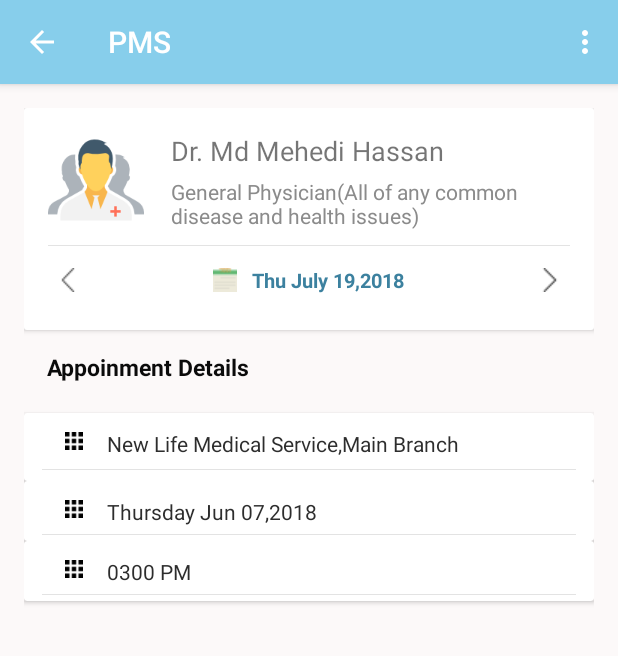
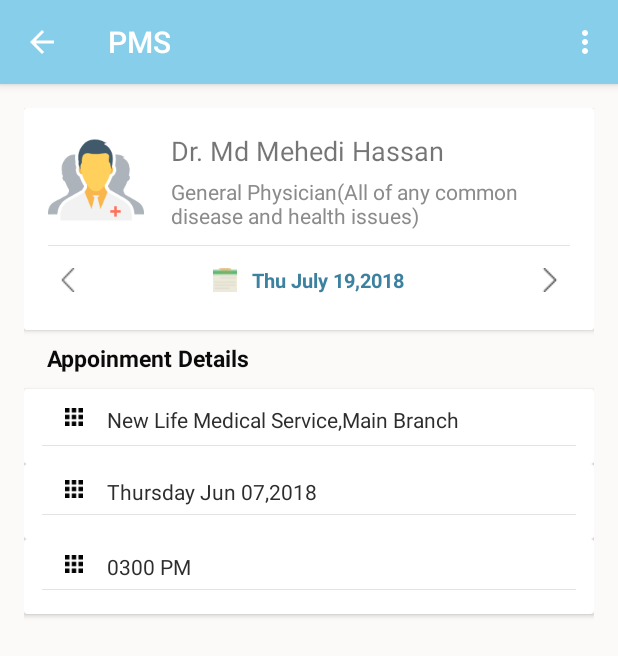
Before and after one commit to IshtiaqueRahmanTonmoy/iPMS, an Android app: the AppoinmentBooking screen opened directly, with no data from a screen before it, on a phone screen of 412 x 824 dp. Shown: the top 656 px of the screen. Run offline under Robolectric (Android 15) with nearby library versions, the light colour scheme and no system bars; our stand-ins replace Firebase (no records; nobody signed in at launch, a user with empty details on screens opened directly); Roboto replaces fonts that are not available here.

Commit message:
new commit

```diff
--- a/src/main/res/layout/activity_appoinment_booking.xml
+++ b/src/main/res/layout/activity_appoinment_booking.xml
@@ -124,7 +124,7 @@
             android:layout_width="wrap_content"
             android:layout_height="wrap_content"
             android:layout_below="@+id/name"
-            android:layout_marginTop="14dp"
+            android:layout_marginTop="8dp"
             android:layout_marginLeft="15dp"
             android:text="Appoinment Details"
             android:textStyle="bold"
@@ -134,8 +134,8 @@
         <android.support.v7.widget.CardView
             android:id="@+id/android_card_view_example1"
             android:layout_width="match_parent"
-            android:layout_marginTop="20dp"
-            android:layout_height="45dp">
+            android:layout_marginTop="10dp"
+            android:layout_height="50dp">
 
             <LinearLayout
                 android:layout_width="match_parent"
@@ -189,19 +189,20 @@
 
             </LinearLayout>
 
+
         </android.support.v7.widget.CardView>
 
         <android.support.v7.widget.CardView
             android:id="@+id/android_card_view_example2"
             android:layout_width="match_parent"
-            android:layout_height="40dp">
+            android:layout_height="50dp">
 
             <LinearLayout
                 android:layout_width="match_parent"
                 android:layout_height="wrap_content"
                 android:orientation="vertical"
                 android:background="@drawable/retangle"
-                android:layout_marginTop="5dp"
+                android:layout_marginTop="3dp"
                 android:layout_marginLeft="10dp"
                 android:layout_marginRight="10dp">
 
@@ -253,14 +254,14 @@
         <android.support.v7.widget.CardView
             android:id="@+id/android_card_view_example3"
             android:layout_width="match_parent"
-            android:layout_height="40dp">
+            android:layout_height="50dp">
 
             <LinearLayout
                 android:layout_width="match_parent"
                 android:layout_height="wrap_content"
                 android:orientation="vertical"
                 android:background="@drawable/retangle"
-                android:layout_marginTop="5dp"
+                android:layout_marginTop="3dp"
                 android:layout_marginLeft="10dp"
                 android:layout_marginRight="10dp">
 
@@ -312,7 +313,7 @@
         <android.support.v4.view.ViewPager
             android:id="@+id/viewPager"
             android:layout_width="match_parent"
-            android:layout_marginTop="8dp"
+            android:layout_marginTop="4dp"
             android:layout_height="250dp"
             android:layout_gravity="bottom"
             android:clipToPadding="false"
@@ -325,5 +326,4 @@
 
     </LinearLayout>
 
-
 </LinearLayout>
```
Also changed, not shown: src/main/res/layout/available_time.xml (+6 -1 lines), src/main/res/layout/cardview_item.xml (+12 -8 lines), src/main/res/layout/content_doctor_details.xml (+5 -2 lines).
